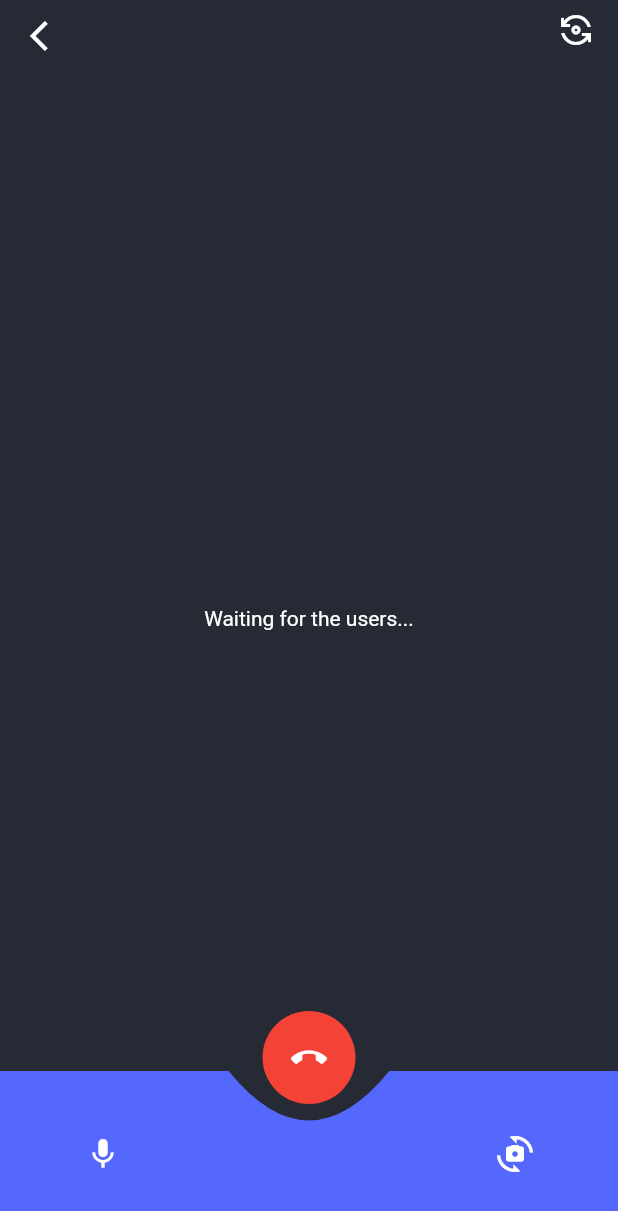
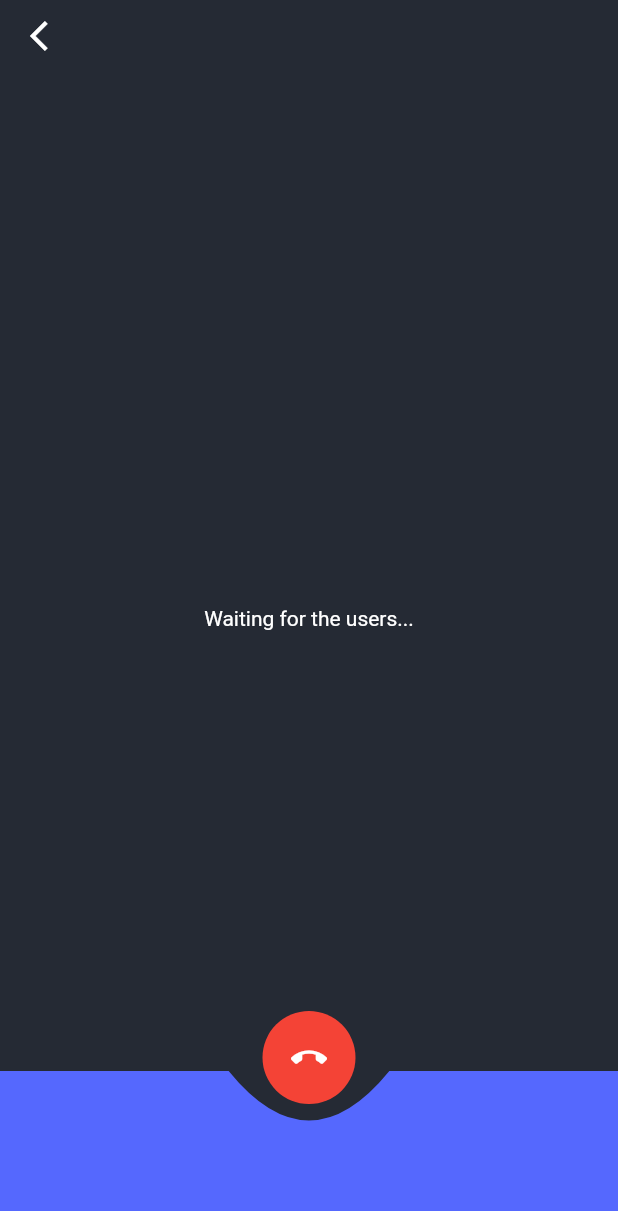
Before and after one commit to DevKhalyd/videocalling_app_flutter, a Flutter app: the VideocallScreen screen opened by its route, on a phone screen of 412 x 824 dp. Shown: the top 1211 px of the screen. Run offline on Flutter 3.47's test engine with Material 2 defaults, Android fonts, the light colour scheme and no system bars; our stand-ins replace cloud_firestore, cloud_functions, firebase_auth, firebase_core, firebase_messaging, firebase_storage and 3 more; missing offline and left inert: agora_rtc_engine; accounts and stored records are empty; generated files the repository leaves out were written again.

Commit message:
Videocalling app

```diff
--- a/lib/features/home/presentation/getX/home_controller.dart
+++ b/lib/features/home/presentation/getX/home_controller.dart
@@ -20,6 +20,7 @@ import '../../domain/usecases/update_user_online.dart';
 import '../screens/home_searcher_screen.dart';
 import '../screens/image_picker_screen.dart';
 
+// TODO: Add the permission to record and for the camera. This to allow to agora works properly.
 /// Handle each fragment in this screen
 class HomeController extends GetxController {
   /// Allow to update just a part of the UI
--- a/lib/features/videcalll/domain/usecases/update_state_call.dart
+++ b/lib/features/videcalll/domain/usecases/update_state_call.dart
@@ -8,6 +8,8 @@ abstract class UpdateStateCall {
   ///
   /// [callState] The new state of the call
   static Future<void> execute(String callId, int newState) async {
+    assert(newState <= 4 && newState >= 0,
+        'The range must be between 0 and 4. Check out the CallState model for further information');
     try {
       final repo = VideoCallFirestoreRepository();
       await repo.updateStateCall(callId, newState);
--- a/lib/features/videcalll/presentation/getX/videocall_controller.dart
+++ b/lib/features/videcalll/presentation/getX/videocall_controller.dart
@@ -32,6 +32,18 @@ import '../mixin/videocall_utils.dart';
 /// NOTE:`this` refers to the the user signed in this current session.
 class VideoCallController extends GetxController with VideoCallMixin {
   static VideoCallController get to => Get.find();
+  bool get isOnCall => _currentCallState == CallState.stateOnCall;
+  // IMPROVE: Create function that returns the function to use in each case.
+
+  /// If true use [onAnswerCall]
+  ///
+  /// If false use [onEndCall]
+  ///
+  /// Basically depending on the profile and the state of the call each method should be different.
+  bool get shouldAnswerCall =>
+      _isReceiver && _currentCallState == CallState.stateCalling;
+
+  get onEndCall => _onEndCall;
 
   @override
   void onInit() {
@@ -48,16 +60,13 @@ class VideoCallController extends GetxController with VideoCallMixin {
   int _durationInSeconds = 0;
   Timer? _timer;
 
-  // NOTE: Global Functions (In this controller)
-  VoidCallback get onEndCall => _onEndCall;
-
   /// Return to home and make a transaction
   /// to change to Finalized or Lost state
   void _onEndCall({bool displayEndCallMsg = false}) {
     log('_onEndCall called...');
     Get.back();
 
-    if (displayEndCallMsg) {
+    if (displayEndCallMsg && !_isReceiver) {
       Utils.runFunction(() {
         Get.dialog(AlertInfo(
           title: 'Videocall finalized',
@@ -200,6 +209,8 @@ class VideoCallController extends GetxController with VideoCallMixin {
   /// The current state of the videocall
   int _currentCallState = CallState.stateRequesting;
 
+  /// Helps to know what is the call object in
+  /// the database and update each field depending on the needs.
   String? _callId;
 
   /// Update the UI with Call coming from the database.
@@ -361,6 +372,8 @@ class VideoCallController extends GetxController with VideoCallMixin {
   bool _isReceiver = false;
 
   /// Indicates to the UI what colors and icons should use the UI
+  ///
+  /// Inside this controller serves to know how to act in each use case
   bool get isReceiver => _isReceiver;
 
   void _handleUserReceiver(String idVideocall) {
@@ -391,8 +404,14 @@ class VideoCallController extends GetxController with VideoCallMixin {
     update(['muted']);*/
   }
 
-  Function? onPressHangUp() {
-    return _onEndCall;
+  void onAnswerCall() {
+    log('Answering call...');
+    if (_callId == null) {
+      log('Call id is null. Finishing the call.');
+      _onEndCall();
+      return;
+    }
+    UpdateStateCall.execute(_callId!, CallState.stateOnCall);
   }
 
   //NOTE: Agora Engine
--- a/lib/features/videcalll/presentation/mixin/videocall_utils.dart
+++ b/lib/features/videcalll/presentation/mixin/videocall_utils.dart
@@ -1,5 +1,5 @@
 mixin VideoCallMixin {
-  final maxDurationToWait = 6000;
+  final maxDurationToWait = 10000;
 
   /// Given [seconds] return the minutes and seconds in the following format
   /// 00:00
--- a/lib/features/videcalll/presentation/screens/videocall_screen.dart
+++ b/lib/features/videcalll/presentation/screens/videocall_screen.dart
@@ -14,9 +14,10 @@ class VideocallScreen extends StatelessWidget {
 
   @override
   Widget build(BuildContext context) {
-    return GetBuilder(
+    return GetBuilder<VideoCallController>(
         init: VideoCallController(),
         builder: (c) {
+          final isOnCall = c.isOnCall;
           return Scaffold(
             backgroundColor: Utils.textFormFIeldColor,
             body: SafeArea(
@@ -25,7 +26,7 @@ class VideocallScreen extends StatelessWidget {
                 /// Button back
                 VideoCallUserView(),
                 VideoCallButtonBack(),
-                VideoCallSwitchCameraViews(),
+                if (isOnCall) VideoCallSwitchCameraViews(),
 
                 /// Actions
                 VideoCallBottomContainer(),
--- a/lib/features/videcalll/presentation/widgets/hang_up_video_call_btn.dart
+++ b/lib/features/videcalll/presentation/widgets/hang_up_video_call_btn.dart
@@ -28,7 +28,8 @@ class HangUpVideoCallButton extends StatelessWidget {
           child: Padding(
             padding: const EdgeInsets.all(7.0),
             child: IconButton(
-                onPressed: c.onPressHangUp,
+                onPressed: () =>
+                    c.shouldAnswerCall ? c.onAnswerCall() : c.onEndCall(),
                 icon: Icon(
                   isReceiver ? Icons.call_sharp : Icons.call_end,
                   color: Colors.white,
--- a/lib/features/videcalll/presentation/widgets/videocall_bottom_actions.dart
+++ b/lib/features/videcalll/presentation/widgets/videocall_bottom_actions.dart
@@ -18,6 +18,7 @@ class VideoCallBottomActions extends StatelessWidget {
   Widget build(BuildContext context) {
     return GetBuilder<VideoCallController>(
       builder: (c) {
+        final isOnCall = c.isOnCall;
         return CustomPaint(
           painter: _PathPainter(),
           child: Container(
@@ -26,10 +27,12 @@ class VideoCallBottomActions extends StatelessWidget {
             child: Row(
               children: [
                 Expanded(
-                  child: BottomAction(
-                    icon: Icons.mic,
-                    onPressed: c.onPressMicroPhone,
-                  ),
+                  child: isOnCall
+                      ? BottomAction(
+                          icon: Icons.mic,
+                          onPressed: c.onPressMicroPhone,
+                        )
+                      : Container(),
                 ),
                 Expanded(
                   child: Column(
@@ -43,10 +46,12 @@ class VideoCallBottomActions extends StatelessWidget {
                   ),
                 ),
                 Expanded(
-                  child: BottomAction(
-                    icon: Icons.cameraswitch,
-                    onPressed: c.onPressCamerasSwitch,
-                  ),
+                  child: isOnCall
+                      ? BottomAction(
+                          icon: Icons.cameraswitch,
+                          onPressed: c.onPressCamerasSwitch,
+                        )
+                      : Container(),
                 ),
               ],
             ),
```
Also changed, not shown: lib/features/videcalll/data/api/videocall_firestore_repository.dart (+7 -4 lines).
